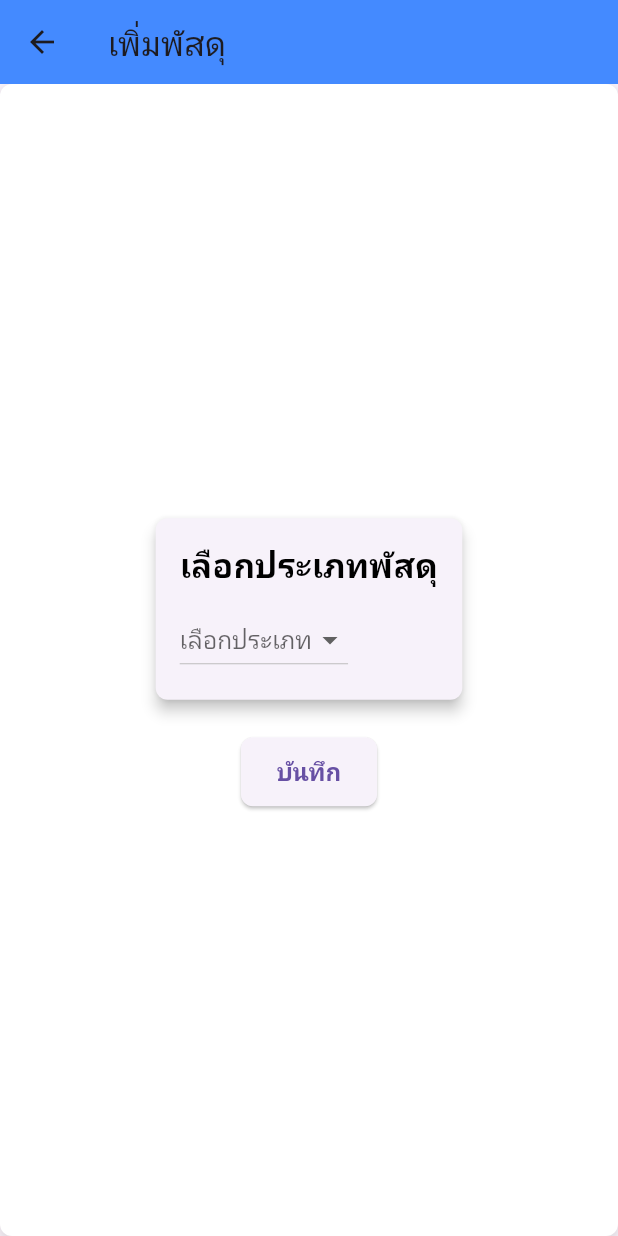
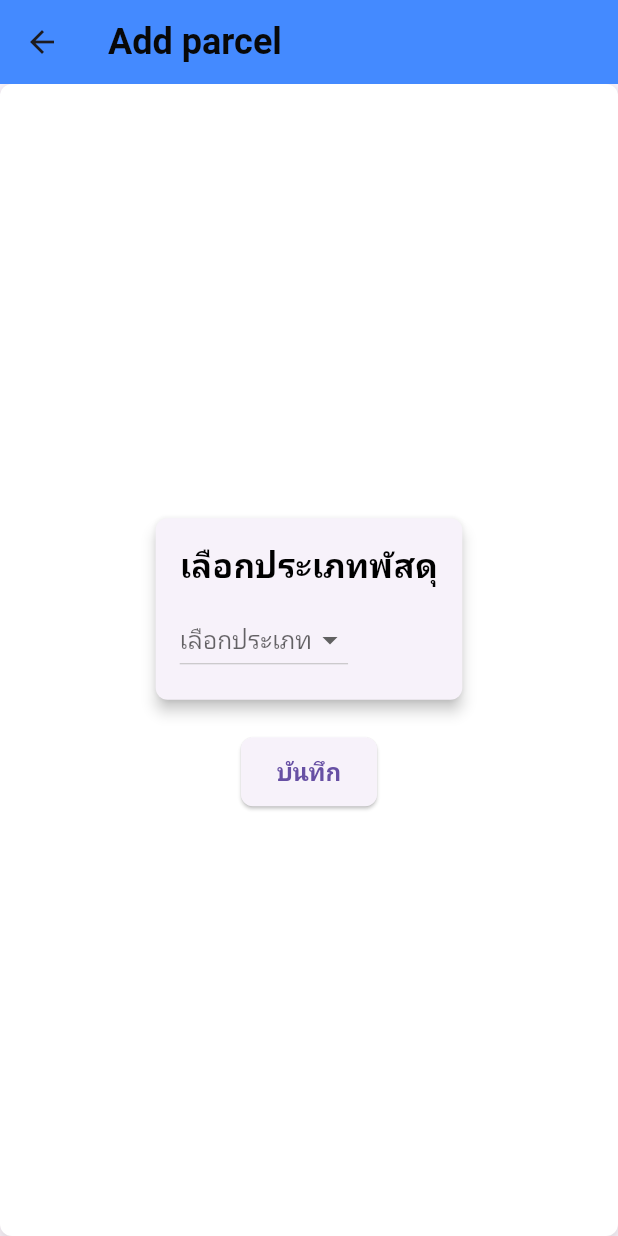
Before and after one commit to meng0707/Flutterping, a Flutter app: the HomePage screen opened directly, after a tap on "เพิ่มพัสดุ", on a phone screen of 412 x 824 dp. Run offline on Flutter 3.47's test engine with Material 3 defaults, Android fonts, the phone set to English and light mode, and no system bars.

Commit message:
first commit

```diff
--- a/warehouse/lib/add_page.dart
+++ b/warehouse/lib/add_page.dart
@@ -73,8 +73,12 @@ class _WarehousePageState extends State<WarehousePage> {
   Widget build(BuildContext context) {
     return Scaffold(
       appBar: AppBar(
-        title: Text('เพิ่มพัสดุ'),
-        backgroundColor: WarehouseStyles.appBarColor,
+        title: Text(
+          'Add parcel',
+          style: WarehouseStyles.appBarTextStyle, // ใช้สไตล์ที่สร้างไว้
+        ),
+        backgroundColor:
+            WarehouseStyles.appBarColor, // ใช้สีของ AppBar จากสไตล์ที่สร้างไว้
       ),
       body: Container(
         decoration: WarehouseStyles.backgroundDecoration,
--- a/warehouse/lib/home_page.dart
+++ b/warehouse/lib/home_page.dart
@@ -32,7 +32,7 @@ class HomePage extends StatelessWidget {
                 context,
                 'เบิกพัสดุ',
                 Icons.assignment,
-                AppStyles.secondaryButtonColor,
+                const Color.fromARGB(255, 76, 235, 158),
                 RequisitionPage(),
               ),
               SizedBox(height: 20),
@@ -40,7 +40,7 @@ class HomePage extends StatelessWidget {
                 context,
                 'แสดงรายการพัสดุ',
                 Icons.list,
-                AppStyles.primaryButtonColor,
+                const Color.fromARGB(255, 247, 178, 30),
                 ParcelListPage(),
               ),
               SizedBox(height: 20), // เพิ่มระยะห่างสำหรับปุ่ม Logout
@@ -53,8 +53,8 @@ class HomePage extends StatelessWidget {
                   style: AppStyles.buttonTextStyle,
                 ),
                 style: ElevatedButton.styleFrom(
-                  backgroundColor:
-                      AppStyles.secondaryButtonColor, // ปรับสีปุ่มตามต้องการ
+                  backgroundColor: const Color.fromARGB(
+                      255, 243, 86, 46), // ปรับสีปุ่มตามต้องการ
                   padding: AppStyles.buttonPadding,
                   shape: AppStyles.buttonShape,
                 ),
--- a/warehouse/lib/main.dart
+++ b/warehouse/lib/main.dart
@@ -12,6 +12,7 @@ class MyApp extends StatelessWidget {
   Widget build(BuildContext context) {
     return MaterialApp(
       title: 'Warehouse App',
+      debugShowCheckedModeBanner: false,
       theme: ThemeData(
         primaryColor: AppStyles.primaryColor, // ใช้สีพื้นฐาน
         primarySwatch: Colors.blue,
@@ -114,8 +115,8 @@ class MyHomePage extends StatelessWidget {
                   },
                   child: Text('เข้าสู่ระบบ'),
                   style: ElevatedButton.styleFrom(
-                    backgroundColor:
-                        AppStyles.primaryColor, // เปลี่ยนสีปุ่มจาก styles.dart
+                    backgroundColor: const Color.fromARGB(
+                        255, 75, 174, 255), // เปลี่ยนสีปุ่มจาก styles.dart
                     padding:
                         AppStyles.buttonPadding, // ใช้ padding จาก styles.dart
                     textStyle: AppStyles.buttonTextStyle.copyWith(
--- a/warehouse/lib/styles/add.dart
+++ b/warehouse/lib/styles/add.dart
@@ -74,6 +74,14 @@ class WarehouseStyles {
     ),
   );
 
+// สไตล์ข้อความใน AppBar
+  static const TextStyle appBarTextStyle = TextStyle(
+    fontSize: 24, // เพิ่มขนาดฟอนต์ให้ใหญ่ขึ้น
+    fontWeight: FontWeight.bold, // ทำให้ฟอนต์หนาขึ้น
+    color: Color.fromARGB(
+        255, 8, 8, 8), // กำหนดสีของข้อความเป็นสีขาวเพื่อความชัดเจน
+  );
+
   // รูปแบบพื้นหลัง
   static BoxDecoration backgroundDecoration = BoxDecoration(
     color: backgroundColor,
--- a/warehouse/lib/styles/home.dart
+++ b/warehouse/lib/styles/home.dart
@@ -9,7 +9,7 @@ class AppStyles {
   // กำหนดสไตล์ข้อความในปุ่ม
   static const TextStyle buttonTextStyle = TextStyle(
     fontSize: 18,
-    color: Colors.white, // สีข้อความในปุ่ม
+    color: Color.fromARGB(255, 248, 248, 248), // สีข้อความในปุ่ม
     fontWeight: FontWeight.bold, // ทำให้ข้อความตัวหนา
   );
 
--- a/warehouse/lib/styles/parcellist.dart
+++ b/warehouse/lib/styles/parcellist.dart
@@ -10,7 +10,7 @@ class ParcelListStyles {
   static const TextStyle appBarTextStyle = TextStyle(
     fontSize: 22,
     fontWeight: FontWeight.bold,
-    color: Colors.white,
+    color: Color.fromARGB(255, 0, 0, 0),
   );
 
   static const TextStyle titleTextStyle = TextStyle(
```
Also changed, not shown: warehouse/lib/Withdraw_page.dart (+6 -2 lines), warehouse/lib/parcellist_page.dart (+22 -6 lines), warehouse/lib/styles/Withdraw.dart (+8 -0 lines).
